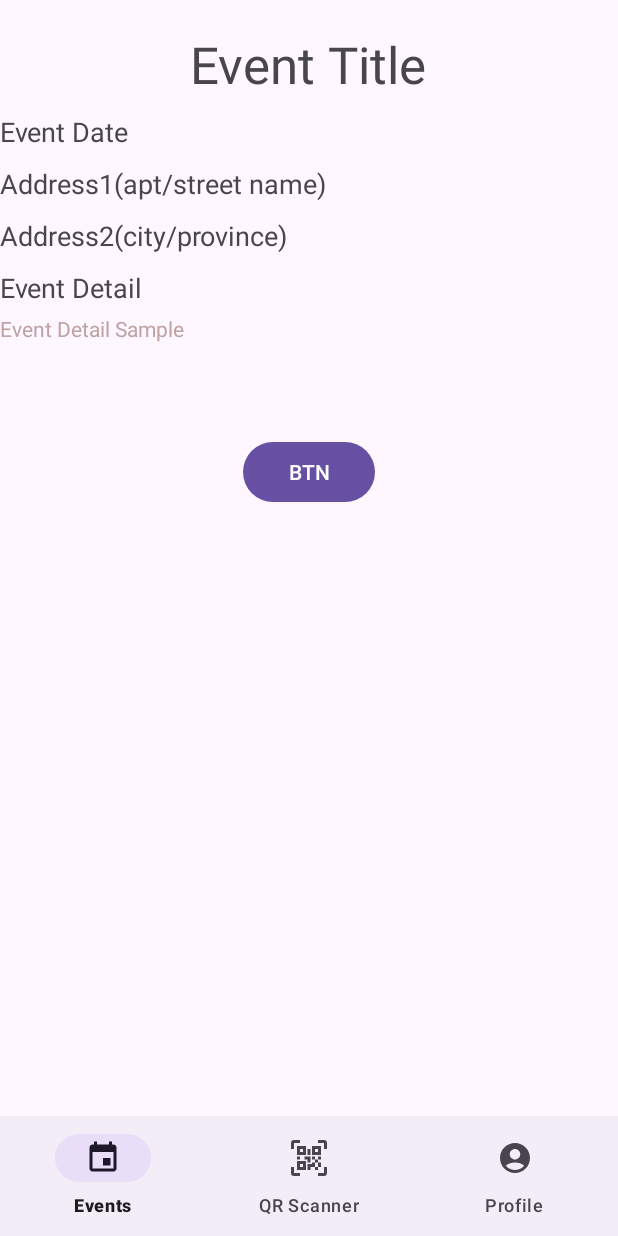
After one commit to CMPUT301W24T50/AndroidGPT-Pro, an Android app: the layout event_content.xml on its own in the app's theme, with its tools: preview values and no code run, on a phone screen of 412 x 824 dp. The commit adds this screen. Run offline under Robolectric (Android 15) with nearby library versions, the phone set to English and light mode, and no system bars.

Commit message:
event content and basic event activity

```diff
--- /dev/null
+++ b/app/src/main/java/com/example/androidgpt_pro/EventActivity.java
@@ -0,0 +1,4 @@
+package com.example.androidgpt_pro;
+
+public class EventActivity {
+}
--- /dev/null
+++ b/app/src/main/res/layout/event_content.xml
@@ -0,0 +1,80 @@
+<?xml version="1.0" encoding="utf-8"?>
+<RelativeLayout xmlns:android="http://schemas.android.com/apk/res/android"
+    xmlns:app="http://schemas.android.com/apk/res-auto"
+    android:layout_width="match_parent"
+    android:layout_height="match_parent">
+
+    <TextView
+        android:id="@+id/event_name"
+        android:layout_width="wrap_content"
+        android:layout_height="wrap_content"
+        android:layout_centerHorizontal="true"
+        android:layout_marginTop="20dp"
+        android:text="Event Title"
+        android:textSize="34sp" />
+
+    <TextView
+        android:id="@+id/event_date"
+        android:layout_width="wrap_content"
+        android:layout_height="wrap_content"
+        android:layout_below="@id/event_name"
+        android:layout_marginTop="10dp"
+        android:text="Event Date"
+        android:textSize="18sp" />
+
+    <TextView
+        android:id="@+id/event_location1"
+        android:layout_width="wrap_content"
+        android:layout_height="wrap_content"
+        android:text="Address1(apt/street name)"
+        android:textSize="18sp"
+        android:layout_below="@id/event_date"
+        android:layout_marginTop="10dp" />
+
+    <TextView
+        android:id="@+id/event_location2"
+        android:layout_width="wrap_content"
+        android:layout_height="wrap_content"
+        android:text="Address2(city/province)"
+        android:textSize="18sp"
+        android:layout_below="@id/event_location1"
+        android:layout_marginTop="10dp" />
+
+    <TextView
+        android:id="@+id/event_description_title"
+        android:layout_width="wrap_content"
+        android:layout_height="wrap_content"
+        android:text="Event Detail"
+        android:textSize="18sp"
+        android:layout_below="@id/event_location2"
+        android:layout_marginTop="10dp" />
+
+    <TextView
+        android:id="@+id/event_description"
+        android:layout_width="wrap_content"
+        android:layout_height="wrap_content"
+        android:layout_below="@id/event_description_title"
+        android:layout_marginTop="5dp"
+        android:text="Event Detail Sample"
+        android:textColor="#BFA3A3"
+        android:textSize="14sp" />
+
+    <Button
+        android:id="@+id/btn_sign_up_check"
+        android:layout_width="wrap_content"
+        android:layout_height="wrap_content"
+        android:text="BTN"
+        android:layout_below="@id/event_description"
+        android:layout_centerHorizontal="true"
+        android:layout_marginTop="62dp" />
+
+    <com.google.android.material.bottomnavigation.BottomNavigationView
+        android:layout_width="match_parent"
+        android:layout_height="wrap_content"
+        android:id="@+id/navigation"
+        app:menu="@menu/bottom_nav"
+        android:layout_alignParentBottom="true"
+        />
+
+
+</RelativeLayout>
```
Also changed, not shown: app/src/main/res/layout/event_content_detail.xml (deleted, +0 -134 lines), app/src/main/res/layout/event_list.xml (+14 -7 lines).
